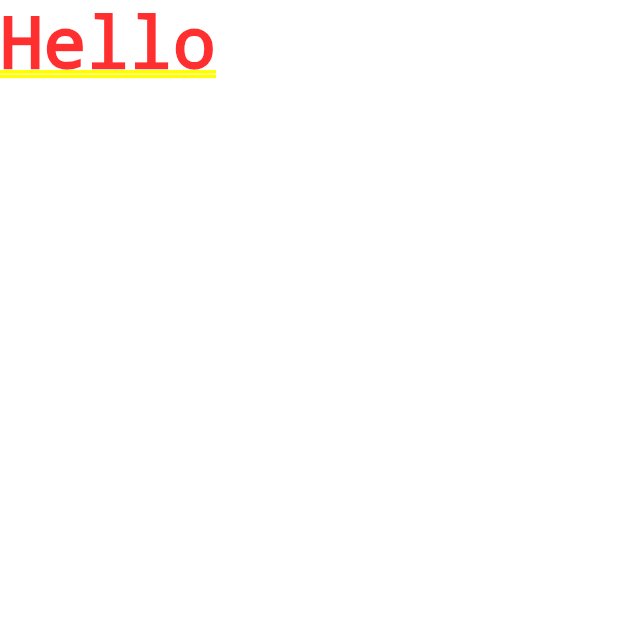
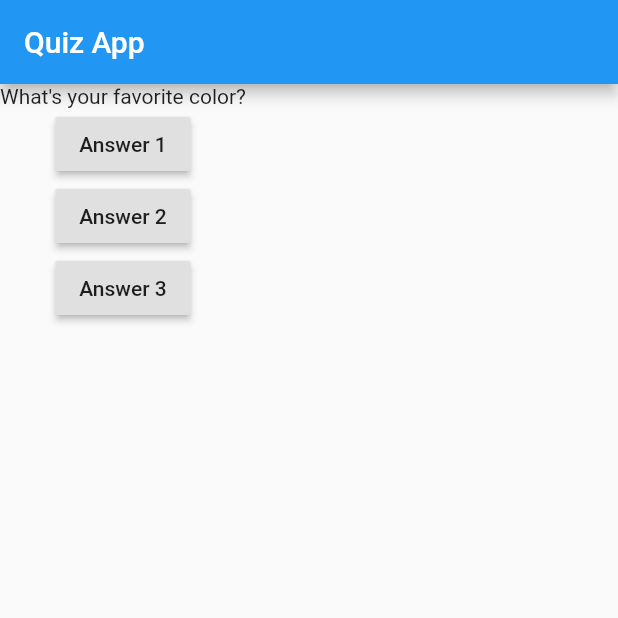
Before and after one commit to tangminhtin/flutter, a Flutter app: the screen it shows after launch, on a phone screen of 412 x 824 dp, the top half of it. Run offline on Flutter 3.47's test engine with Material 2 defaults, Android fonts, the phone set to English and light mode, and no system bars.

Commit message:
Widget tree, connection function and button, private properties, stateful, stateless

```diff
--- a/Part_01_Basics_Quiz_App/lesson_01_quiz_app/lib/main.dart
+++ b/Part_01_Basics_Quiz_App/lesson_01_quiz_app/lib/main.dart
@@ -4,11 +4,55 @@ void main() {
   runApp(MyApp());
 }
 
-class MyApp extends StatelessWidget {
+class MyApp extends StatefulWidget {
+  @override
+  State<StatefulWidget> createState() {
+    // ignore: todo
+    // TODO: implement createState
+    return _MyAppState();
+  }
+}
+
+class _MyAppState extends State {
+  var _questionIndex = 0;
+
+  void answerQuestion() {
+    setState(() {
+      _questionIndex = _questionIndex + 1;
+    });
+    print(_questionIndex);
+  }
+
   @override
   Widget build(BuildContext context) {
+    var questions = [
+      'What\'s your favorite color?',
+      'What\'s your favorite animal?'
+    ];
     return MaterialApp(
-      home: Text('Hello'),
+      home: Scaffold(
+        appBar: AppBar(
+          title: Text('Quiz App'),
+        ),
+        body: Column(
+          children: [
+            Text(questions.elementAt(_questionIndex)),
+            RaisedButton(
+              child: Text('Answer 1'),
+              onPressed: answerQuestion,
+            ),
+            RaisedButton(
+              child: Text('Answer 2'),
+              onPressed: () => print('Answer 2 chosen'),
+            ),
+            RaisedButton(
+                child: Text('Answer 3'),
+                onPressed: () {
+                  print('Answer 3 chosen');
+                }),
+          ],
+        ),
+      ),
     );
   }
 }
```
Also changed, not shown: 1 other file.
